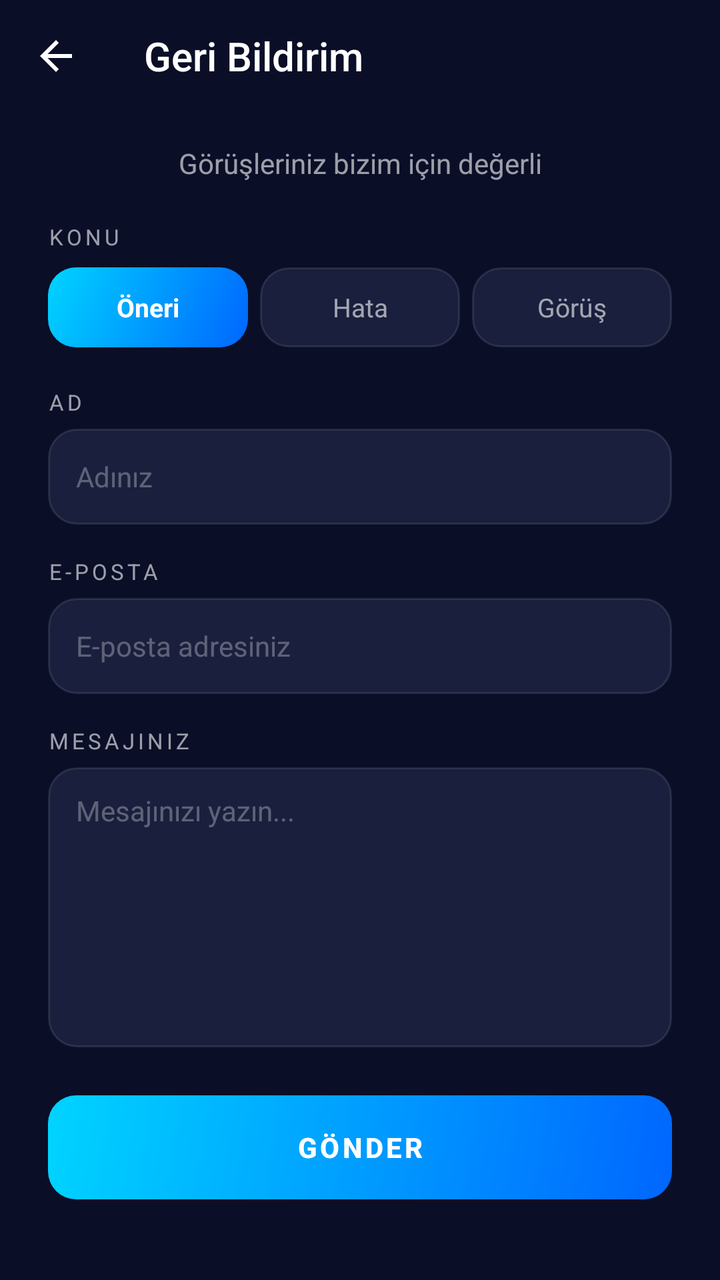
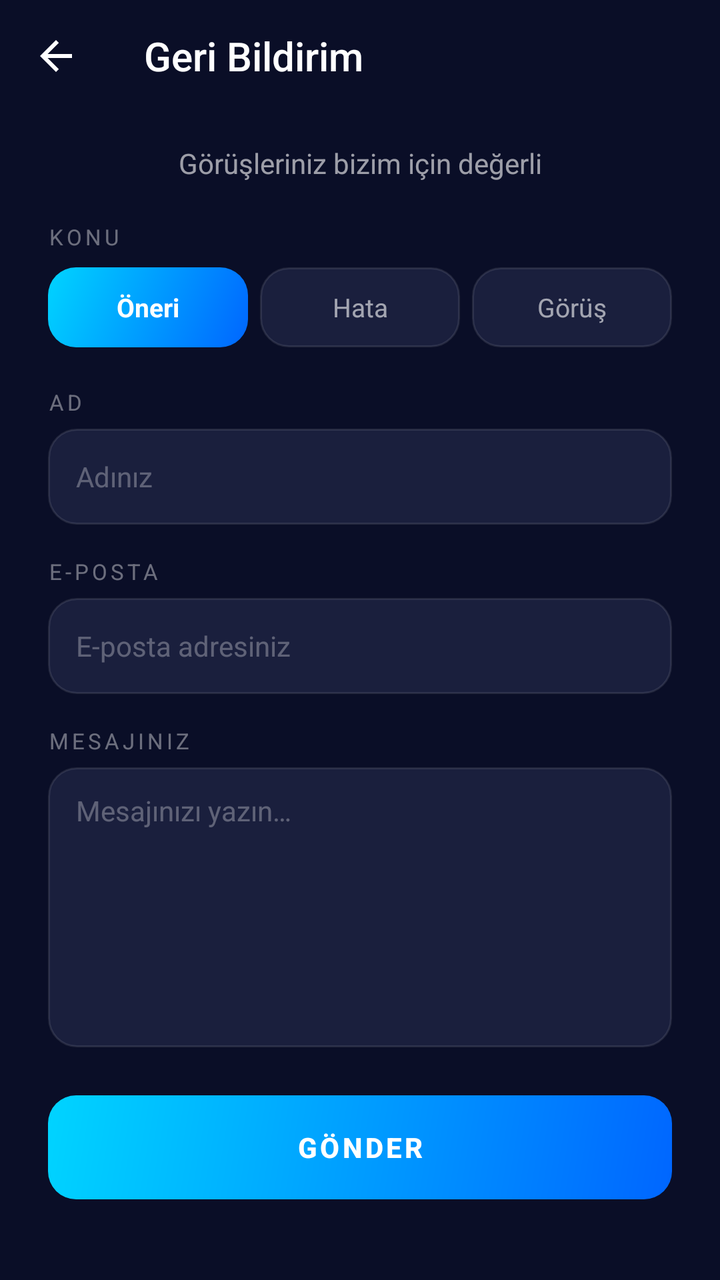

An Android layout rendered at two revisions. The XML below is the earlier revision; the diff shows what the commit changed to produce the second picture.
<!-- AndroidManifest.xml: activity theme Theme.ScreenShare -->
<!-- res/layout/activity_feedback.xml -->
<?xml version="1.0" encoding="utf-8"?>
<LinearLayout xmlns:android="http://schemas.android.com/apk/res/android"
    xmlns:app="http://schemas.android.com/apk/res-auto"
    android:layout_width="match_parent"
    android:layout_height="match_parent"
    android:orientation="vertical"
    android:background="?android:windowBackground"
    android:fitsSystemWindows="true">

    
    <com.google.android.material.appbar.MaterialToolbar
        android:id="@+id/toolbar"
        android:layout_width="match_parent"
        android:layout_height="?attr/actionBarSize"
        android:background="@android:color/transparent"
        app:title="Geri Bildirim"
        app:titleTextColor="?android:textColorPrimary"
        app:navigationIcon="@drawable/ic_back"
        app:navigationIconTint="?android:textColorPrimary" />

    <ScrollView
        android:layout_width="match_parent"
        android:layout_height="match_parent"
        android:fillViewport="true">

        <LinearLayout
            android:layout_width="match_parent"
            android:layout_height="wrap_content"
            android:orientation="vertical"
            android:paddingHorizontal="24dp"
            android:paddingTop="16dp"
            android:paddingBottom="32dp">

            
            <TextView
                android:layout_width="match_parent"
                android:layout_height="wrap_content"
                android:text="Görüşleriniz bizim için değerli"
                android:textColor="?android:textColorSecondary"
                android:textSize="14sp"
                android:gravity="center"
                android:layout_marginBottom="20dp" />

            
            <TextView
                android:layout_width="wrap_content"
                android:layout_height="wrap_content"
                android:text="KONU"
                android:textColor="?android:textColorSecondary"
                android:textSize="11sp"
                android:letterSpacing="0.15"
                android:layout_marginBottom="8dp" />

            <LinearLayout
                android:layout_width="match_parent"
                android:layout_height="wrap_content"
                android:orientation="horizontal"
                android:layout_marginBottom="20dp">

                <TextView
                    android:id="@+id/btnOneri"
                    android:layout_width="0dp"
                    android:layout_height="40dp"
                    android:layout_weight="1"
                    android:gravity="center"
                    android:text="Öneri"
                    android:textColor="@android:color/white"
                    android:textSize="13sp"
                    android:textStyle="bold"
                    android:background="@drawable/bg_button_primary"
                    android:layout_marginEnd="6dp"
                    android:clickable="true"
                    android:focusable="true" />

                <TextView
                    android:id="@+id/btnHata"
                    android:layout_width="0dp"
                    android:layout_height="40dp"
                    android:layout_weight="1"
                    android:gravity="center"
                    android:text="Hata"
                    android:textColor="?android:textColorSecondary"
                    android:textSize="13sp"
                    android:background="@drawable/bg_input"
                    android:layout_marginEnd="6dp"
                    android:clickable="true"
                    android:focusable="true" />

                <TextView
                    android:id="@+id/btnGorus"
                    android:layout_width="0dp"
                    android:layout_height="40dp"
                    android:layout_weight="1"
                    android:gravity="center"
                    android:text="Görüş"
                    android:textColor="?android:textColorSecondary"
                    android:textSize="13sp"
                    android:background="@drawable/bg_input"
                    android:clickable="true"
                    android:focusable="true" />
            </LinearLayout>

            
            <TextView
                android:layout_width="wrap_content"
                android:layout_height="wrap_content"
                android:text="AD"
                android:textColor="?android:textColorSecondary"
                android:textSize="11sp"
                android:letterSpacing="0.15"
                android:layout_marginBottom="6dp" />

            <EditText
                android:id="@+id/etName"
                android:layout_width="match_parent"
                android:layout_height="48dp"
                android:background="@drawable/bg_input"
                android:hint="Adınız"
                android:textColorHint="#4DFFFFFF"
                android:textColor="?android:textColorPrimary"
                android:textSize="14sp"
                android:paddingHorizontal="14dp"
                android:inputType="textPersonName"
                android:singleLine="true"
                android:layout_marginBottom="16dp" />

            
            <TextView
                android:layout_width="wrap_content"
                android:layout_height="wrap_content"
                android:text="E-POSTA"
                android:textColor="?android:textColorSecondary"
                android:textSize="11sp"
                android:letterSpacing="0.15"
                android:layout_marginBottom="6dp" />

            <EditText
                android:id="@+id/etEmail"
                android:layout_width="match_parent"
                android:layout_height="48dp"
                android:background="@drawable/bg_input"
                android:hint="E-posta adresiniz"
                android:textColorHint="#4DFFFFFF"
                android:textColor="?android:textColorPrimary"
                android:textSize="14sp"
                android:paddingHorizontal="14dp"
                android:inputType="textEmailAddress"
                android:singleLine="true"
                android:layout_marginBottom="16dp" />

            
            <TextView
                android:layout_width="wrap_content"
                android:layout_height="wrap_content"
                android:text="MESAJINIZ"
                android:textColor="?android:textColorSecondary"
                android:textSize="11sp"
                android:letterSpacing="0.15"
                android:layout_marginBottom="6dp" />

            <EditText
                android:id="@+id/etMessage"
                android:layout_width="match_parent"
                android:layout_height="140dp"
                android:background="@drawable/bg_input"
                android:hint="Mesajınızı yazın..."
                android:textColorHint="#4DFFFFFF"
                android:textColor="?android:textColorPrimary"
                android:textSize="14sp"
                android:paddingHorizontal="14dp"
                android:paddingVertical="12dp"
                android:gravity="top"
                android:inputType="textMultiLine"
                android:layout_marginBottom="24dp" />

            
            <Button
                android:id="@+id/btnSend"
                android:layout_width="match_parent"
                android:layout_height="52dp"
                android:background="@drawable/bg_button_primary"
                android:text="GÖNDER"
                android:textColor="@android:color/white"
                android:textSize="14sp"
                android:textStyle="bold"
                android:letterSpacing="0.1"
                android:stateListAnimator="@null" />

        </LinearLayout>
    </ScrollView>

</LinearLayout>
<!-- resources referenced by this layout -->
<resources>
  <!-- drawable bg_button_primary (drawable) -->
  <?xml version="1.0" encoding="utf-8"?>
  <shape xmlns:android="http://schemas.android.com/apk/res/android"
      android:shape="rectangle">
      <gradient
          android:startColor="#FF0066FF"
          android:endColor="#FF00D4FF"
          android:angle="135" />
      <corners android:radius="14dp" />
  </shape>
  <!-- drawable bg_input (drawable) -->
  <?xml version="1.0" encoding="utf-8"?>
  <shape xmlns:android="http://schemas.android.com/apk/res/android"
      android:shape="rectangle">
      <solid android:color="@color/bg_input" />
      <corners android:radius="14dp" />
      <stroke android:width="1dp" android:color="@color/surface_stroke" />
  </shape>
  <!-- drawable ic_back (drawable) -->
  <?xml version="1.0" encoding="utf-8"?>
  <vector xmlns:android="http://schemas.android.com/apk/res/android"
      android:width="24dp"
      android:height="24dp"
      android:viewportWidth="24"
      android:viewportHeight="24">
      <path
          android:fillColor="#FFFFFFFF"
          android:pathData="M20,11H7.83l5.59,-5.59L12,4l-8,8 8,8 1.41,-1.41L7.83,13H20v-2z" />
  </vector>
  <style name="Theme.ScreenShare" parent="Theme.AppCompat.NoActionBar">
          
          <item name="android:windowBackground">@color/dark_bg</item>
          <item name="android:statusBarColor">@color/dark_bg</item>
          <item name="android:navigationBarColor">@color/dark_bg</item>
  
          
          <item name="colorPrimary">@color/dark_accent</item>
          <item name="colorPrimaryDark">@color/dark_bg</item>
          <item name="colorAccent">@color/dark_accent</item>
  
          
          <item name="android:textColorPrimary">@color/dark_text_primary</item>
          <item name="android:textColorSecondary">@color/dark_text_secondary</item>
          <item name="android:textColorHint">@color/dark_text_hint</item>
  
          
          <item name="android:editTextColor">@color/dark_text_primary</item>
          <item name="android:windowLightStatusBar">false</item>
          <item name="android:windowLightNavigationBar">false</item>
      </style>
  <color name="bg_input">@color/dark_bg_input</color>
  <color name="surface_stroke">@color/dark_border</color>
  <color name="dark_bg">#FF0A0E27</color>
  <color name="dark_accent">#FF00B4FF</color>
  <color name="dark_text_primary">#FFFFFFFF</color>
  <color name="dark_text_secondary">#99FFFFFF</color>
  <color name="dark_text_hint">#66FFFFFF</color>
  <color name="dark_bg_input">#FF1A1F3D</color>
  <color name="dark_border">#1AFFFFFF</color>
</resources>

<!-- the commit's change to res/layout/activity_feedback.xml (unified diff, before → after) -->
@@ -4,19 +4,18 @@
     android:layout_width="match_parent"
     android:layout_height="match_parent"
     android:orientation="vertical"
-    android:background="?android:windowBackground"
+    android:background="#FF0A0E27"
     android:fitsSystemWindows="true">
 
-    
     <com.google.android.material.appbar.MaterialToolbar
         android:id="@+id/toolbar"
         android:layout_width="match_parent"
         android:layout_height="?attr/actionBarSize"
         android:background="@android:color/transparent"
-        app:title="Geri Bildirim"
-        app:titleTextColor="?android:textColorPrimary"
+        app:title="@string/feedback_title"
+        app:titleTextColor="@android:color/white"
         app:navigationIcon="@drawable/ic_back"
-        app:navigationIconTint="?android:textColorPrimary" />
+        app:navigationIconTint="@android:color/white" />
 
     <ScrollView
         android:layout_width="match_parent"
@@ -31,22 +30,20 @@
             android:paddingTop="16dp"
             android:paddingBottom="32dp">
 
-            
             <TextView
                 android:layout_width="match_parent"
                 android:layout_height="wrap_content"
-                android:text="Görüşleriniz bizim için değerli"
-                android:textColor="?android:textColorSecondary"
+                android:text="@string/feedback_header"
+                android:textColor="#99FFFFFF"
                 android:textSize="14sp"
                 android:gravity="center"
                 android:layout_marginBottom="20dp" />
 
-            
             <TextView
                 android:layout_width="wrap_content"
                 android:layout_height="wrap_content"
-                android:text="KONU"
-                android:textColor="?android:textColorSecondary"
+                android:text="@string/feedback_subject_label"
+                android:textColor="#66FFFFFF"
                 android:textSize="11sp"
                 android:letterSpacing="0.15"
                 android:layout_marginBottom="8dp" />
@@ -63,7 +60,7 @@
                     android:layout_height="40dp"
                     android:layout_weight="1"
                     android:gravity="center"
-                    android:text="Öneri"
+                    android:text="@string/feedback_subject_suggestion"
                     android:textColor="@android:color/white"
                     android:textSize="13sp"
                     android:textStyle="bold"
@@ -78,8 +75,8 @@
                     android:layout_height="40dp"
                     android:layout_weight="1"
                     android:gravity="center"
-                    android:text="Hata"
-                    android:textColor="?android:textColorSecondary"
+                    android:text="@string/feedback_subject_bug"
+                    android:textColor="#99FFFFFF"
                     android:textSize="13sp"
                     android:background="@drawable/bg_input"
                     android:layout_marginEnd="6dp"
@@ -92,20 +89,19 @@
                     android:layout_height="40dp"
                     android:layout_weight="1"
                     android:gravity="center"
-                    android:text="Görüş"
-                    android:textColor="?android:textColorSecondary"
+                    android:text="@string/feedback_subject_opinion"
+                    android:textColor="#99FFFFFF"
                     android:textSize="13sp"
                     android:background="@drawable/bg_input"
                     android:clickable="true"
                     android:focusable="true" />
             </LinearLayout>
 
-            
             <TextView
                 android:layout_width="wrap_content"
                 android:layout_height="wrap_content"
-                android:text="AD"
-                android:textColor="?android:textColorSecondary"
+                android:text="@string/feedback_name_label"
+                android:textColor="#66FFFFFF"
                 android:textSize="11sp"
                 android:letterSpacing="0.15"
                 android:layout_marginBottom="6dp" />
@@ -115,21 +111,20 @@
                 android:layout_width="match_parent"
                 android:layout_height="48dp"
                 android:background="@drawable/bg_input"
-                android:hint="Adınız"
+                android:hint="@string/feedback_name_hint"
                 android:textColorHint="#4DFFFFFF"
-                android:textColor="?android:textColorPrimary"
+                android:textColor="@android:color/white"
                 android:textSize="14sp"
                 android:paddingHorizontal="14dp"
                 android:inputType="textPersonName"
                 android:singleLine="true"
                 android:layout_marginBottom="16dp" />
 
-            
             <TextView
                 android:layout_width="wrap_content"
                 android:layout_height="wrap_content"
-                android:text="E-POSTA"
-                android:textColor="?android:textColorSecondary"
+                android:text="@string/feedback_email_label"
+                android:textColor="#66FFFFFF"
                 android:textSize="11sp"
                 android:letterSpacing="0.15"
                 android:layout_marginBottom="6dp" />
@@ -139,21 +134,20 @@
                 android:layout_width="match_parent"
                 android:layout_height="48dp"
                 android:background="@drawable/bg_input"
-                android:hint="E-posta adresiniz"
+                android:hint="@string/feedback_email_hint"
                 android:textColorHint="#4DFFFFFF"
-                android:textColor="?android:textColorPrimary"
+                android:textColor="@android:color/white"
                 android:textSize="14sp"
                 android:paddingHorizontal="14dp"
                 android:inputType="textEmailAddress"
                 android:singleLine="true"
                 android:layout_marginBottom="16dp" />
 
-            
             <TextView
                 android:layout_width="wrap_content"
                 android:layout_height="wrap_content"
-                android:text="MESAJINIZ"
-                android:textColor="?android:textColorSecondary"
+                android:text="@string/feedback_message_label"
+                android:textColor="#66FFFFFF"
                 android:textSize="11sp"
                 android:letterSpacing="0.15"
                 android:layout_marginBottom="6dp" />
@@ -163,9 +157,9 @@
                 android:layout_width="match_parent"
                 android:layout_height="140dp"
                 android:background="@drawable/bg_input"
-                android:hint="Mesajınızı yazın..."
+                android:hint="@string/feedback_message_hint"
                 android:textColorHint="#4DFFFFFF"
-                android:textColor="?android:textColorPrimary"
+                android:textColor="@android:color/white"
                 android:textSize="14sp"
                 android:paddingHorizontal="14dp"
                 android:paddingVertical="12dp"
@@ -173,13 +167,12 @@
                 android:inputType="textMultiLine"
                 android:layout_marginBottom="24dp" />
 
-            
             <Button
                 android:id="@+id/btnSend"
                 android:layout_width="match_parent"
                 android:layout_height="52dp"
                 android:background="@drawable/bg_button_primary"
-                android:text="GÖNDER"
+                android:text="@string/feedback_send"
                 android:textColor="@android:color/white"
                 android:textSize="14sp"
                 android:textStyle="bold"
<!-- resource entries referenced after the edit -->
@@ -29,23 +29,29 @@
           android:fillColor="#FFFFFFFF"
           android:pathData="M20,11H7.83l5.59,-5.59L12,4l-8,8 8,8 1.41,-1.41L7.83,13H20v-2z" />
   </vector>
+  <string name="feedback_email_hint">E-posta adresiniz</string>
+  <string name="feedback_email_label">E-POSTA</string>
+  <string name="feedback_header">Görüşleriniz bizim için değerli</string>
+  <string name="feedback_message_hint">Mesajınızı yazın…</string>
+  <string name="feedback_message_label">MESAJINIZ</string>
+  <string name="feedback_name_hint">Adınız</string>
+  <string name="feedback_name_label">AD</string>
+  <string name="feedback_send">GÖNDER</string>
+  <string name="feedback_subject_bug">Hata</string>
+  <string name="feedback_subject_label">KONU</string>
+  <string name="feedback_subject_opinion">Görüş</string>
+  <string name="feedback_subject_suggestion">Öneri</string>
+  <string name="feedback_title">Geri Bildirim</string>
   <style name="Theme.ScreenShare" parent="Theme.AppCompat.NoActionBar">
-          
           <item name="android:windowBackground">@color/dark_bg</item>
           <item name="android:statusBarColor">@color/dark_bg</item>
           <item name="android:navigationBarColor">@color/dark_bg</item>
-  
-          
           <item name="colorPrimary">@color/dark_accent</item>
           <item name="colorPrimaryDark">@color/dark_bg</item>
           <item name="colorAccent">@color/dark_accent</item>
-  
-          
           <item name="android:textColorPrimary">@color/dark_text_primary</item>
           <item name="android:textColorSecondary">@color/dark_text_secondary</item>
           <item name="android:textColorHint">@color/dark_text_hint</item>
-  
-          
           <item name="android:editTextColor">@color/dark_text_primary</item>
           <item name="android:windowLightStatusBar">false</item>
           <item name="android:windowLightNavigationBar">false</item>
